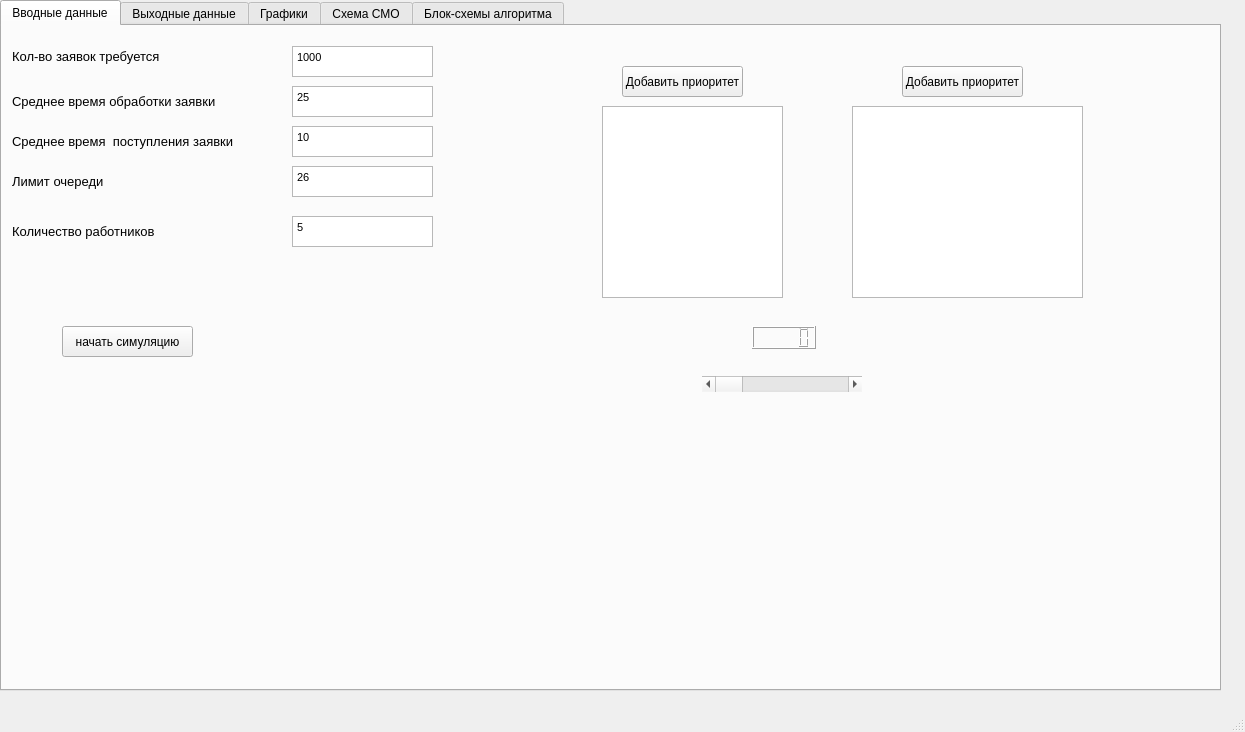
The window that mainwindow.ui (Denisbaic/SolutionModelQT) describes before a commit, drawn with Qt 5.
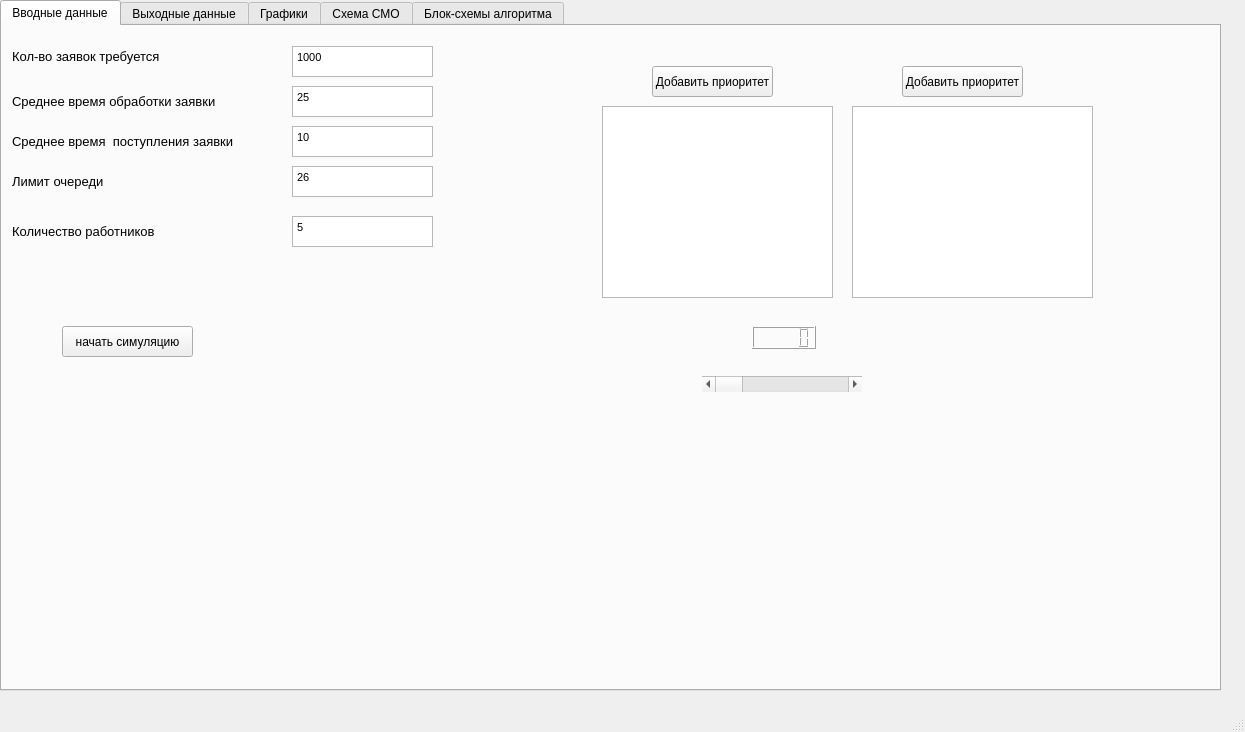
The same window after the commit. Icons and pictures are not drawn. Custom widgets are drawn as their Qt base class.

The edit to the form file:
```diff
--- a/mainwindow.ui
+++ b/mainwindow.ui
@@ -223,7 +223,7 @@
        <rect>
         <x>600</x>
         <y>80</y>
-        <width>181</width>
+        <width>231</width>
         <height>192</height>
        </rect>
       </property>
@@ -237,7 +237,7 @@
      <widget class="QPushButton" name="pushButtonLowPriority">
       <property name="geometry">
        <rect>
-        <x>620</x>
+        <x>650</x>
         <y>40</y>
         <width>121</width>
         <height>31</height>
@@ -252,7 +252,7 @@
        <rect>
         <x>850</x>
         <y>80</y>
-        <width>231</width>
+        <width>241</width>
         <height>192</height>
        </rect>
       </property>
```
